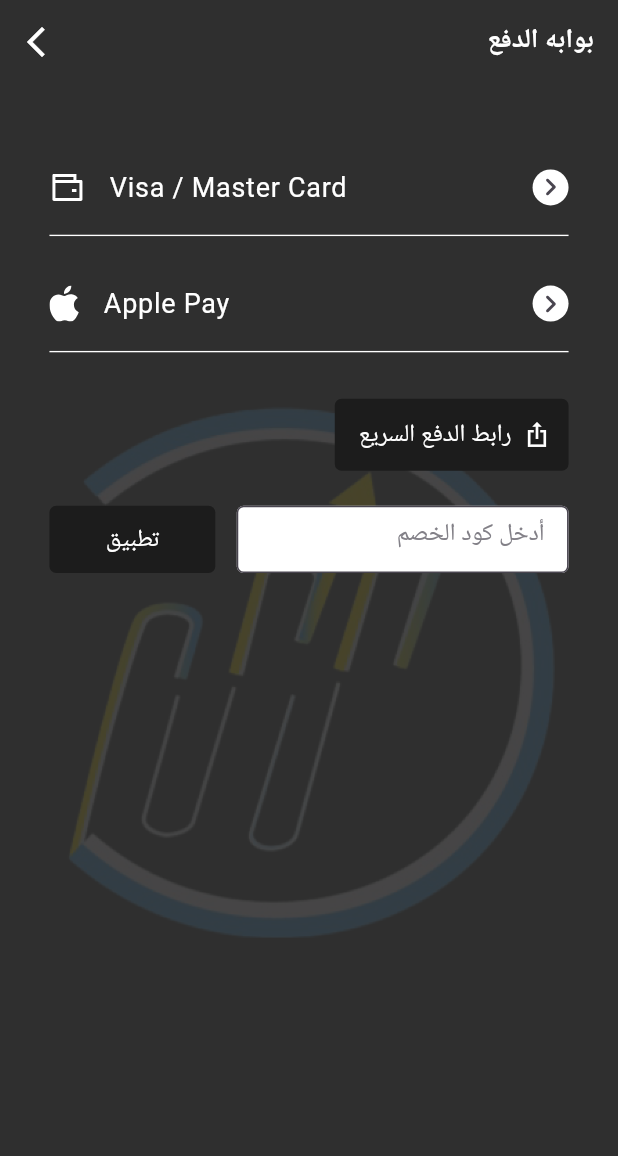
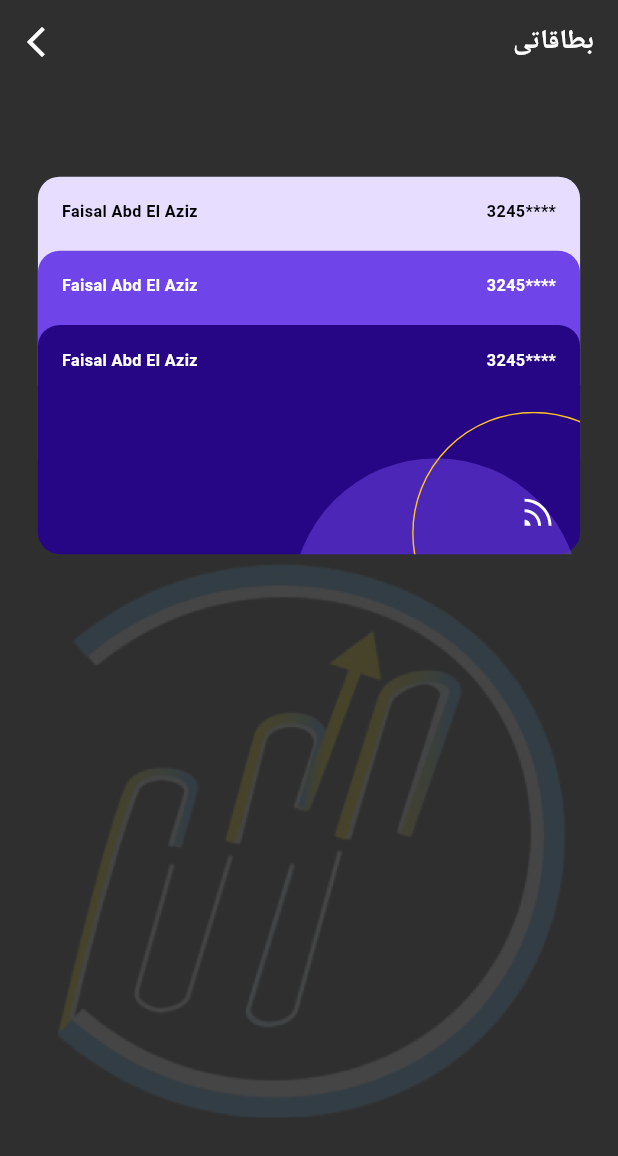
Before and after one commit to mohammedhedaya/-Sar-aat-Al-Tasweeq, a Flutter app: the PaymentGatewayView screen opened by its route, after a tap on "Visa / Master Card", on a phone screen of 412 x 824 dp. Shown: the top 1156 px of the screen. Run offline on Flutter 3.47's test engine with Material 3 defaults, Android fonts, the phone set to English and light mode, and no system bars; our stand-ins replace carousel_slider, device_preview, flutter_bloc, flutter_screenutil, flutter_svg, get_it and 5 more; accounts and stored records are empty.

Commit message:
Create My Cards View & Pay With The Selected Card

```diff
--- a/lib/core/router/app_router.dart
+++ b/lib/core/router/app_router.dart
@@ -3,6 +3,7 @@ import 'package:go_router/go_router.dart';
 import 'package:shopping_chart/features/profile/presentation/views/change_password_view.dart';
 import 'package:shopping_chart/features/profile/presentation/views/edit_profile_view.dart';
 import 'package:shopping_chart/features/profile/presentation/views/profile_view.dart';
+import 'package:shopping_chart/features/subscribe_package/presentation/views/my_cards_view.dart';
 import 'package:shopping_chart/features/subscribe_package/presentation/views/payment_gateway_view.dart';
 import 'package:shopping_chart/features/subscribe_package/presentation/views/subscribe_to_the_package_view.dart';
 import '../services/service_locator.dart';
@@ -24,7 +25,7 @@ final GoRouter router = GoRouter(
       path: '/',
       builder: (context, state) => BlocProvider(
         create: (context) => getIt<AuthCubit>(),
-        child: const LoginView(),
+        child: const MyCardsView(),
       ),
     ),
     GoRoute(
@@ -100,9 +101,13 @@ final GoRouter router = GoRouter(
       path: '/subscribeToThePackageView',
       builder: (context, state) => const SubscribeToThePackageView(),
     ),
-     GoRoute(
+    GoRoute(
       path: '/paymentGatewayView',
       builder: (context, state) => const PaymentGatewayView(),
     ),
+    GoRoute(
+      path: '/myCardsView',
+      builder: (context, state) => const MyCardsView(),
+    ),
   ],
 );
--- a/lib/core/utils/assets.dart
+++ b/lib/core/utils/assets.dart
@@ -37,6 +37,18 @@ class Assets {
   /// Assets for imagesDark
   /// assets/images/dark.svg
   static const String imagesDark = "assets/images/dark.svg";
+
+  /// Assets for imagesEllipse10
+  /// assets/images/Ellipse10.svg
+  static const String imagesEllipse10 = "assets/images/Ellipse10.svg";
+
+  /// Assets for imagesEllipse11
+  /// assets/images/Ellipse11.svg
+  static const String imagesEllipse11 = "assets/images/Ellipse11.svg";
+
+  /// Assets for imagesEllipse12
+  /// assets/images/Ellipse12.svg
+  static const String imagesEllipse12 = "assets/images/Ellipse12.svg";
 
   /// Assets for imagesEllipse4
   /// assets/images/Ellipse4.svg
@@ -118,6 +130,10 @@ class Assets {
   /// assets/images/Promotionplatforms.svg
   static const String imagesPromotionplatforms = "assets/images/Promotionplatforms.svg";
 
+  /// Assets for imagesRssLine
+  /// assets/images/rss-line.svg
+  static const String imagesRssLine = "assets/images/rss-line.svg";
+
   /// Assets for imagesSHAREICON
   /// assets/images/SHAREICON.svg
   static const String imagesSHAREICON = "assets/images/SHAREICON.svg";
--- /dev/null
+++ b/lib/features/subscribe_package/presentation/views/my_cards_view.dart
@@ -0,0 +1,37 @@
+import 'package:flutter/material.dart';
+import 'package:go_router/go_router.dart';
+import 'package:shopping_chart/core/utils/app_text_style.dart';
+import 'package:shopping_chart/features/subscribe_package/presentation/widgets/my_cards_view_body.dart';
+
+class MyCardsView extends StatelessWidget {
+  const MyCardsView({super.key});
+
+  @override
+  Widget build(BuildContext context) {
+    return Scaffold(
+      resizeToAvoidBottomInset: false,
+      appBar: AppBar(
+        automaticallyImplyLeading: false,
+        backgroundColor: Colors.transparent,
+        surfaceTintColor: Colors.transparent,
+        actions: [
+          IconButton(
+            onPressed: () {
+              context.pop();
+            },
+            icon: const Icon(
+              Icons.arrow_forward_ios_outlined,
+              color: Colors.white,
+            ),
+          ),
+        ],
+        elevation: 0,
+        title: Text(
+          "بطاقاتى",
+          style: AppStyles.style20W800,
+        ),
+      ),
+      body: const MyCardsViewBody(),
+    );
+  }
+}
--- /dev/null
+++ b/lib/features/subscribe_package/presentation/widgets/my_cards_view_body.dart
@@ -0,0 +1,238 @@
+import 'package:flutter/material.dart';
+import 'package:flutter_screenutil/flutter_screenutil.dart';
+import 'package:flutter_svg/svg.dart';
+import 'package:shopping_chart/core/utils/app_colors.dart';
+import 'package:shopping_chart/core/utils/app_text_style.dart';
+import 'package:shopping_chart/core/utils/assets.dart';
+import 'package:shopping_chart/features/auth/presentation/widgets/auth_btn.dart';
+
+class MyCardsViewBody extends StatefulWidget {
+  const MyCardsViewBody({super.key});
+
+  @override
+  State<MyCardsViewBody> createState() => _MyCardsViewBodyState();
+}
+
+class _MyCardsViewBodyState extends State<MyCardsViewBody> {
+  int? selectedCardIndex;
+
+  Widget _buildCard(int index, Color color, double topPosition) {
+    return Positioned(
+      top: MediaQuery.of(context).size.height * topPosition,
+      left: 0,
+      right: 0,
+      child: GestureDetector(
+        onTap: () {
+          setState(() {
+            selectedCardIndex = index;
+          });
+        },
+        child: Container(
+          height: 170.h,
+          width: double.infinity,
+          decoration: BoxDecoration(
+            color: color,
+            borderRadius: BorderRadius.circular(16.r),
+          ),
+          child: Stack(
+            children: [
+              Positioned(
+                bottom: 0,
+                right: 0,
+                child: SvgPicture.asset(
+                  Assets.imagesEllipse10,
+                ),
+              ),
+              Positioned(
+                bottom: 0,
+                right: 0,
+                child: SvgPicture.asset(
+                  Assets.imagesEllipse11,
+                ),
+              ),
+              Padding(
+                padding: const EdgeInsets.all(16.0),
+                child: Column(
+                  crossAxisAlignment: CrossAxisAlignment.start,
+                  mainAxisAlignment: MainAxisAlignment.spaceBetween,
+                  children: [
+                    Row(
+                      mainAxisAlignment: MainAxisAlignment.spaceBetween,
+                      crossAxisAlignment: CrossAxisAlignment.start,
+                      children: [
+                        Text(
+                          "****3245",
+                          style: AppStyles.style12W600.copyWith(
+                            color: color == const Color(0XFFE6DDFF)
+                                ? AppColors.blackColor
+                                : AppColors.whiteColor,
+                          ),
+                        ),
+                        Text(
+                          "Faisal Abd El Aziz",
+                          style: AppStyles.style12W600.copyWith(
+                            color: color == const Color(0XFFE6DDFF)
+                                ? AppColors.blackColor
+                                : AppColors.whiteColor,
+                          ),
+                        ),
+                      ],
+                    ),
+                    SvgPicture.asset(
+                      Assets.imagesRssLine,
+                      colorFilter: ColorFilter.mode(
+                        color == const Color(0XFFE6DDFF)
+                            ? AppColors.blackColor
+                            : AppColors.whiteColor,
+                        BlendMode.srcIn,
+                      ),
+                    ),
+                  ],
+                ),
+              ),
+            ],
+          ),
+        ),
+      ),
+    );
+  }
+
+  Widget _buildExpandedCard(int index, Color color) {
+    return Column(
+      children: [
+        SizedBox(height: MediaQuery.of(context).size.height * 0.075),
+        Align(
+          alignment: Alignment.centerRight,
+          child: InkWell(
+            onTap: () {
+              setState(() {
+                selectedCardIndex = null;
+              });
+            },
+            child: Container(
+              decoration: const BoxDecoration(
+                shape: BoxShape.circle,
+                color: Colors.white,
+              ),
+              child: const Icon(
+                Icons.keyboard_arrow_right_rounded,
+              ),
+            ),
+          ),
+        ),
+        SizedBox(height: 32.h),
+        Align(
+          alignment: Alignment.centerRight,
+          child: Text(
+            "سيتم خصم مبلغ 400 ريال من البطاقة",
+            style: AppStyles.style12W600,
+          ),
+        ),
+        SizedBox(height: 32.h),
+        Container(
+          height: 170.h,
+          width: double.infinity,
+          decoration: BoxDecoration(
+            color: color,
+            borderRadius: BorderRadius.circular(16.r),
+          ),
+          child: Stack(
+            children: [
+              Positioned(
+                bottom: 0,
+                right: 0,
+                child: SvgPicture.asset(
+                  Assets.imagesEllipse10,
+                ),
+              ),
+              Positioned(
+                bottom: 0,
+                right: 0,
+                child: SvgPicture.asset(
+                  Assets.imagesEllipse11,
+                ),
+              ),
+              Padding(
+                padding: const EdgeInsets.all(16.0),
+                child: Column(
+                  crossAxisAlignment: CrossAxisAlignment.start,
+                  mainAxisAlignment: MainAxisAlignment.spaceBetween,
+                  children: [
+                    Row(
+                      mainAxisAlignment: MainAxisAlignment.spaceBetween,
+                      crossAxisAlignment: CrossAxisAlignment.start,
+                      children: [
+                        Text(
+                          "****3245",
+                          style: AppStyles.style12W600.copyWith(
+                            color: color == const Color(0XFFE6DDFF)
+                                ? AppColors.blackColor
+                                : AppColors.whiteColor,
+                          ),
+                        ),
+                        Text(
+                          "Faisal Abd El Aziz",
+                          style: AppStyles.style12W600.copyWith(
+                            color: color == const Color(0XFFE6DDFF)
+                                ? AppColors.blackColor
+                                : AppColors.whiteColor,
+                          ),
+                        ),
+                      ],
+                    ),
+                    SvgPicture.asset(
+                      Assets.imagesRssLine,
+                      colorFilter: ColorFilter.mode(
+                        color == const Color(0XFFE6DDFF)
+                            ? AppColors.blackColor
+                            : AppColors.whiteColor,
+                        BlendMode.srcIn,
+                      ),
+                    ),
+                  ],
+                ),
+              ),
+            ],
+          ),
+        ),
+        SizedBox(height: 58.h),
+        CustomAuthBtn(
+          onPressed: () {},
+          text: "أدفع",
+        ),
+      ],
+    );
+  }
+
+  @override
+  Widget build(BuildContext context) {
+    return Container(
+      margin: EdgeInsets.symmetric(horizontal: 23.w),
+      decoration: const BoxDecoration(
+        image: DecorationImage(
+          image: AssetImage(
+            Assets.imagesHomeBackground,
+          ),
+          alignment: Alignment.bottomCenter,
+          opacity: 0.26,
+        ),
+      ),
+      child: selectedCardIndex != null
+          ? _buildExpandedCard(
+              selectedCardIndex!,
+              [
+                const Color(0XFFE6DDFF),
+                const Color(0XFF6F45E9),
+                const Color(0xff270685)
+              ][selectedCardIndex!],
+            )
+          : Stack(
+              children: [
+                _buildCard(0, const Color(0XFFE6DDFF), 0.075),
+                _buildCard(1, const Color(0XFF6F45E9), 0.135),
+                _buildCard(2, const Color(0xff270685), 0.195),
+              ],
+            ),
+    );
+  }
+}
--- a/lib/features/subscribe_package/presentation/widgets/payment_gatemway_view_body.dart
+++ b/lib/features/subscribe_package/presentation/widgets/payment_gatemway_view_body.dart
@@ -1,5 +1,6 @@
 import 'package:flutter/material.dart';
 import 'package:flutter_screenutil/flutter_screenutil.dart';
+import 'package:go_router/go_router.dart';
 import 'package:shopping_chart/core/utils/app_colors.dart';
 import 'package:shopping_chart/core/utils/app_text_style.dart';
 import 'package:shopping_chart/core/utils/assets.dart';
@@ -26,7 +27,9 @@ class PaymentGatewayViewBody extends StatelessWidget {
           CustomPaymentMethodItem(
             title: "Visa / Master Card",
             icon: Assets.imagesWalletLine,
-            onTap: () {},
+            onTap: () {
+              context.push("/MyCardsView");
+            },
           ),
           SizedBox(height: 15.h),
           CustomPaymentMethodItem(
```
Also changed, not shown: assets/images/Ellipse10.svg (added), assets/images/Ellipse11.svg (added), assets/images/Ellipse12.svg (added), assets/images/rss-line.svg (added).
